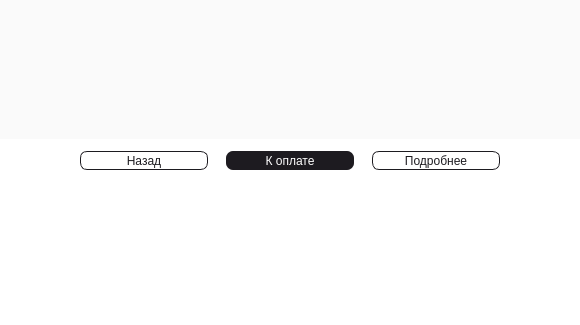
Before: the Qt Designer form mainwindow.ui in burakshaevn/qt-car-dealership, drawn with Qt 5; both pictures show x 260 to 840 and y 235 to 560 of the 1100 by 560 pixel window.
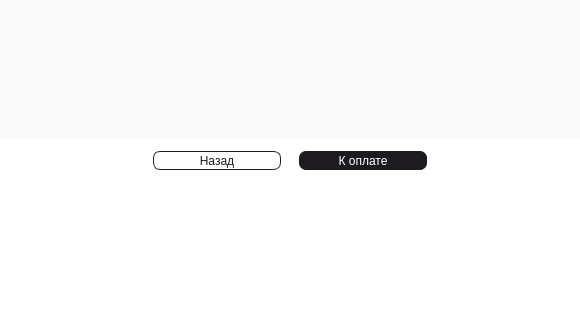
After: the same form once the commit is applied. The open tabs and pages were chosen to show the change. Icons and pictures are not drawn.

Commit message: Выпадающее меню не удалялось после Logout

Patch:
```diff
--- a/mainwindow.ui
+++ b/mainwindow.ui
@@ -338,7 +338,7 @@
      <widget class="QPushButton" name="pushButton_back">
       <property name="geometry">
        <rect>
-        <x>340</x>
+        <x>413</x>
         <y>386</y>
         <width>128</width>
         <height>19</height>
@@ -358,33 +358,10 @@
        <string>Назад</string>
       </property>
      </widget>
-     <widget class="QPushButton" name="pushButton_info">
-      <property name="geometry">
-       <rect>
-        <x>632</x>
-        <y>386</y>
-        <width>128</width>
-        <height>19</height>
-       </rect>
-      </property>
-      <property name="styleSheet">
-       <string notr="true">QPushButton {
-	background-color: transparent;
-	color: #1d1b20;
-	border: 1px solid #1d1b20;
-	border-radius: 7px;
-	
-	font: 10pt &quot;JetBrains Mono&quot;;
-}</string>
-      </property>
-      <property name="text">
-       <string>Подробнее</string>
-      </property>
-     </widget>
      <widget class="QPushButton" name="pushButton_to_pay">
       <property name="geometry">
        <rect>
-        <x>486</x>
+        <x>559</x>
         <y>386</y>
         <width>128</width>
         <height>19</height>
```
The commit also changes 1 other file.
